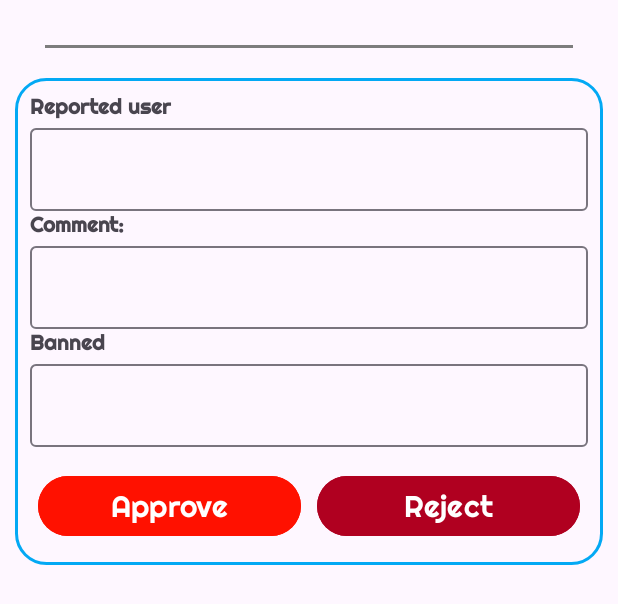
After one commit to Team-17-MMM/BookingAppMobileTeam17, an Android app: the layout manage_user_report_card.xml on its own in the app's theme, with its tools: preview values and no code run, on a phone screen of 412 x 824 dp. The commit adds this screen. Shown: the top 604 px of the screen. Run offline under Robolectric (Android 15) with nearby library versions, the phone set to English and light mode, and no system bars.

Commit message:
added component for banning users

```diff
--- a/app/src/main/java/com/example/bookingappteam17/model/review/ReportedReviewCardDTO.java
+++ b/app/src/main/java/com/example/bookingappteam17/model/review/ReportedReviewCardDTO.java
@@ -5,7 +5,7 @@ import android.os.Parcelable;
 
 import androidx.annotation.NonNull;
 
-public class ReportedReviewCardDTO implements Parcelable {
+public class    ReportedReviewCardDTO implements Parcelable {
     private Long reportedAccommodationReviewDetailsID;
     private Long reviewID;
     private String comment;
--- a/app/src/main/java/com/example/bookingappteam17/services/review/IReviewService.java
+++ b/app/src/main/java/com/example/bookingappteam17/services/review/IReviewService.java
@@ -20,6 +20,9 @@ import retrofit2.http.Url;
 public interface IReviewService {
     @GET("reportedReview/accommodation")
     Call<HashSet<ReportedReviewCardDTO>> getReportedReviews();
+
+    @GET("userreport")
+    Call<HashSet<UserReportDTO>> getReportedUsers();
 
     @GET("reservation/users/info/{id}")
     Call<HashSet<UserInfoDTO>> getReservationsUsers(@Path("id") Long id);
--- /dev/null
+++ b/app/src/main/res/layout/manage_user_report_card.xml
@@ -0,0 +1,127 @@
+<?xml version="1.0" encoding="utf-8"?>
+<LinearLayout
+    xmlns:android="http://schemas.android.com/apk/res/android"
+    xmlns:app="http://schemas.android.com/apk/res-auto"
+    xmlns:tools="http://schemas.android.com/tools"
+    android:layout_width="match_parent"
+    android:layout_height="wrap_content"
+    android:layout_margin="10dp"
+    android:layout_marginVertical="10dp"
+    android:orientation="vertical"
+    android:id="@+id/manage_user_reports_card">
+
+    <TextView
+        android:id="@+id/top_border"
+        android:layout_width="match_parent"
+        android:layout_height="2sp"
+        android:layout_marginHorizontal="20sp"
+        android:layout_marginVertical="20sp"
+        android:background="@color/gray" />
+
+    <LinearLayout
+        android:background="@drawable/border_background_blue"
+        android:padding="10dp"
+        android:layout_width="match_parent"
+        android:layout_height="match_parent"
+        android:orientation="vertical">
+
+        <LinearLayout
+            android:layout_width="match_parent"
+            android:layout_height="wrap_content"
+            android:orientation="vertical">
+
+            <TextView
+                android:layout_width="match_parent"
+                android:layout_height="wrap_content"
+                android:fontFamily="@font/righteous"
+                android:text="Reported user"
+                android:textStyle="bold" />
+            <com.google.android.material.textfield.TextInputLayout
+                android:layout_width="match_parent"
+                android:layout_height="wrap_content">
+
+                <com.google.android.material.textfield.TextInputEditText
+                    android:id="@+id/accommodation_host_name"
+                    android:layout_width="match_parent"
+                    android:layout_height="wrap_content"
+                    android:inputType="text"
+                    android:enabled="false"
+                    android:textColor="#000000"/>
+            </com.google.android.material.textfield.TextInputLayout>
+
+            <TextView
+                android:layout_width="match_parent"
+                android:layout_height="wrap_content"
+                android:fontFamily="@font/righteous"
+                android:text="@string/comment"
+                android:textStyle="bold" />
+            <com.google.android.material.textfield.TextInputLayout
+                android:layout_width="match_parent"
+                android:layout_height="wrap_content">
+
+                <com.google.android.material.textfield.TextInputEditText
+                    android:id="@+id/comment"
+                    android:layout_width="match_parent"
+                    android:layout_height="wrap_content"
+                    android:inputType="textMultiLine"
+                    android:enabled="false"
+                    android:textColor="#000000"/>
+            </com.google.android.material.textfield.TextInputLayout>
+
+
+
+            <TextView
+                android:layout_width="match_parent"
+                android:layout_height="wrap_content"
+                android:fontFamily="@font/righteous"
+                android:text="Banned"
+                android:textStyle="bold" />
+            <com.google.android.material.textfield.TextInputLayout
+                android:layout_width="match_parent"
+                android:layout_height="wrap_content">
+
+                <com.google.android.material.textfield.TextInputEditText
+                    android:id="@+id/grade"
+                    android:layout_width="match_parent"
+                    android:layout_height="wrap_content"
+                    android:inputType="text"
+                    android:enabled="false"
+                    android:textColor="#000000"/>
+            </com.google.android.material.textfield.TextInputLayout>
+
+        </LinearLayout>
+        <LinearLayout
+            android:layout_width="match_parent"
+            android:layout_height="wrap_content"
+            android:layout_marginTop="10dp"
+            android:orientation="horizontal">
+
+            <Button
+                android:id="@+id/button_delete_report"
+                android:layout_width="0dp"
+                android:layout_height="wrap_content"
+                android:layout_weight="1"
+                android:layout_gravity="center"
+                android:text="Approve"
+                android:fontFamily="@font/righteous"
+                android:textSize="20sp"
+                android:textColor="@color/white"
+                android:backgroundTint="@color/red"
+                android:layout_margin="5dp"/>
+
+
+            <Button
+                android:id="@+id/button_delete_review"
+                android:layout_width="0dp"
+                android:layout_height="wrap_content"
+                android:layout_weight="1"
+                android:layout_gravity="center"
+                android:text="Reject"
+                android:fontFamily="@font/righteous"
+                android:textSize="20sp"
+                android:textColor="@color/white"
+                android:backgroundTint="@color/design_default_color_error"
+                android:layout_margin="5dp"/>
+        </LinearLayout>
+    </LinearLayout>
+</LinearLayout>
```
Also changed, not shown: app/src/main/java/com/example/bookingappteam17/dto/user/UserReportDTO.java (+57 -1 lines), app/src/main/java/com/example/bookingappteam17/fragments/TabApproveAndManageReviewFragment.java (+6 -1 lines), app/src/main/java/com/example/bookingappteam17/fragments/report/ManageUserReportsFragment.java (added, +74 -0 lines), app/src/main/java/com/example/bookingappteam17/fragments/report/ManageUserReportsListAdapter.java (added, +140 -0 lines), app/src/main/java/com/example/bookingappteam17/fragments/report/ManageUserReportsListFragment.java (added, +60 -0 lines), app/src/main/java/com/example/bookingappteam17/fragments/report/ManageUserReportsPageViewModel.java (added, +55 -0 lines), app/src/main/java/com/example/bookingappteam17/services/accommodation/IAccommodationService.java (+7 -0 lines), app/src/main/res/layout/fragment_manage_user_reports_page.xml (added, +21 -0 lines).
